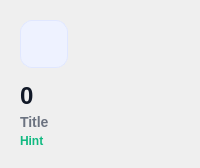
imaira203/BTLPY_N21_D31, file client/resources/ui/stat_card.ui: the form before one commit.
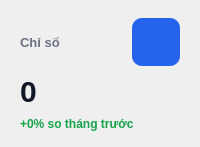
The form after the commit.

```diff
--- a/client/resources/ui/stat_card.ui
+++ b/client/resources/ui/stat_card.ui
@@ -2,87 +2,106 @@
 <ui version="4.0">
  <class>StatCard</class>
  <widget class="QFrame" name="statCard">
+  <property name="minimumSize">
+   <size>
+    <width>0</width>
+    <height>110</height>
+   </size>
+  </property>
   <property name="styleSheet">
-   <string notr="true">
-    QFrame#statCard {
-        background-color: #FFFFFF;
-        border: 1px solid #E5E7EB;
-        border-radius: 16px;
-    }
-    QLabel#labelStatTitle {
-        color: #6B7280;
-        font-size: 14px;
-        font-weight: 500;
-        font-family: 'Inter', 'Segoe UI';
-    }
-    QLabel#labelStatValue {
-        font-size: 24px;
-        font-weight: 700;
-        color: #111827;
-        font-family: 'Inter', 'Segoe UI';
-    }
-    QLabel#labelStatHint {
-        font-size: 12px;
-        font-weight: 600;
-        color: #10B981;
-        font-family: 'Inter', 'Segoe UI';
-    }
-   </string>
+   <string notr="true">QFrame#statCard { background-color: #FFFFFF; border-radius: 12px; border: 1px solid #E5E7EB; }</string>
   </property>
-  <layout class="QVBoxLayout" name="verticalLayout_root">
-   <property name="spacing"><number>12</number></property>
-   <property name="leftMargin"><number>20</number></property>
-   <property name="topMargin"><number>20</number></property>
-   <property name="rightMargin"><number>20</number></property>
-   <property name="bottomMargin"><number>20</number></property>
+  <layout class="QVBoxLayout" name="statCardLayout">
+   <property name="spacing">
+    <number>8</number>
+   </property>
+   <property name="leftMargin">
+    <number>20</number>
+   </property>
+   <property name="topMargin">
+    <number>18</number>
+   </property>
+   <property name="rightMargin">
+    <number>20</number>
+   </property>
+   <property name="bottomMargin">
+    <number>16</number>
+   </property>
    <item>
-    <layout class="QHBoxLayout" name="horizontalLayout_top">
+    <layout class="QHBoxLayout" name="topRowLayout">
+     <property name="spacing">
+      <number>8</number>
+     </property>
      <item>
-      <layout class="QVBoxLayout" name="verticalLayout_texts">
-       <property name="spacing"><number>4</number></property>
-       <item>
-        <widget class="QFrame" name="statIconFrame">
-         <property name="minimumSize"><size><width>48</width><height>48</height></size></property>
-         <property name="maximumSize"><size><width>48</width><height>48</height></size></property>
-         <property name="styleSheet">
-          <string notr="true">
-           QFrame#statIconFrame {
-               background-color: #EEF2FF;
-               border-radius: 12px;
-               border: 1px solid #E0E7FF;
-           }
-          </string>
-         </property>
-         <layout class="QHBoxLayout" name="horizontalLayout_icon">
-          <property name="margin"><number>0</number></property>
-          <item>
-           <widget class="QLabel" name="labelStatIcon">
-            <property name="alignment"><set>Qt::AlignCenter</set></property>
-           </widget>
-          </item>
-         </layout>
-        </widget>
-       </item>
-       <item><spacer name="verticalSpacer"><property name="orientation"><enum>Qt::Vertical</enum></property><property name="sizeHint" stdset="0"><size><width>20</width><height>10</height></size></property></spacer></item>
-       <item>
-        <widget class="QLabel" name="labelStatValue">
-         <property name="text"><string>0</string></property>
-        </widget>
-       </item>
-       <item>
-        <widget class="QLabel" name="labelStatTitle">
-         <property name="text"><string>Title</string></property>
-        </widget>
-       </item>
-       <item>
-        <widget class="QLabel" name="labelStatHint">
-         <property name="text"><string>Hint</string></property>
-        </widget>
-       </item>
-      </layout>
+      <widget class="QLabel" name="labelStatTitle">
+       <property name="styleSheet">
+        <string notr="true">QLabel { font-size: 13px; font-weight: 500; color: #6B7280; background: transparent; border: none; }</string>
+       </property>
+       <property name="text">
+        <string>Chỉ số</string>
+       </property>
+      </widget>
+     </item>
+     <item>
+      <spacer name="cardTitleSpacer">
+       <property name="orientation">
+        <enum>Qt::Horizontal</enum>
+       </property>
+       <property name="sizeHint" stdset="0">
+        <size>
+         <width>20</width>
+         <height>20</height>
+        </size>
+       </property>
+      </spacer>
+     </item>
+     <item>
+      <widget class="QLabel" name="labelStatIcon">
+       <property name="minimumSize">
+        <size>
+         <width>48</width>
+         <height>48</height>
+        </size>
+       </property>
+       <property name="maximumSize">
+        <size>
+         <width>48</width>
+         <height>48</height>
+        </size>
+       </property>
+       <property name="styleSheet">
+        <string notr="true">QLabel { background-color: #2563EB; border-radius: 10px; border: none; }</string>
+       </property>
+       <property name="text">
+        <string/>
+       </property>
+       <property name="alignment">
+        <set>Qt::AlignCenter</set>
+       </property>
+      </widget>
      </item>
     </layout>
    </item>
+   <item>
+    <widget class="QLabel" name="labelStatValue">
+     <property name="styleSheet">
+      <string notr="true">QLabel { font-size: 30px; font-weight: 700; color: #111827; background: transparent; border: none; }</string>
+     </property>
+     <property name="text">
+      <string>0</string>
+     </property>
+    </widget>
+   </item>
+   <item>
+    <widget class="QLabel" name="labelStatHint">
+     <property name="styleSheet">
+      <string notr="true">QLabel { font-size: 12px; font-weight: 500; color: #16A34A; background: transparent; border: none; }</string>
+     </property>
+     <property name="text">
+      <string>+0% so tháng trước</string>
+     </property>
+    </widget>
+   </item>
   </layout>
  </widget>
  <resources/>
```
